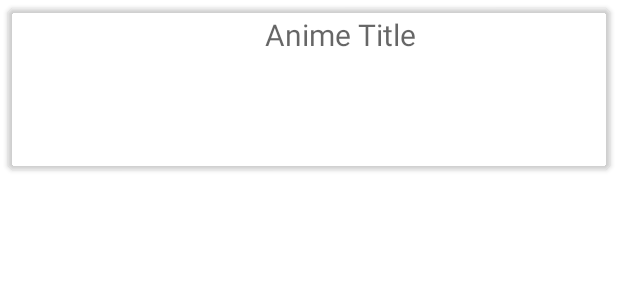
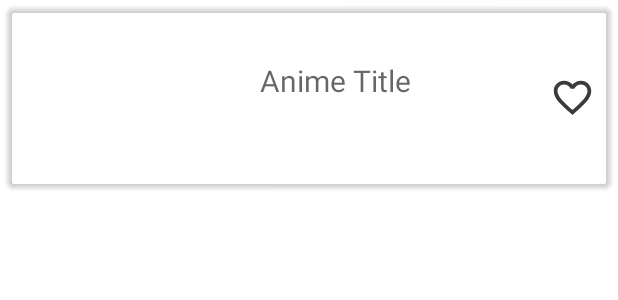
Before and after one commit to Jburgin9/AnimeLookup, an Android app: the layout item_layout.xml on its own in the app's theme, with its tools: preview values and no code run, on a phone screen of 412 x 824 dp. Shown: the top 300 px of the screen. Run offline under Robolectric (Android 15) with nearby library versions, the phone set to English and light mode, and no system bars; network calls fail.

Commit message:
Added favorite/watched button

```diff
--- /dev/null
+++ b/app/src/main/java/com/example/animelookup/Resources.kt
@@ -0,0 +1,5 @@
+package com.example.animelookup
+
+enum class Resources(string: String) {
+    TEST("Test")
+}
--- a/app/src/main/java/com/example/animelookup/model/Anime.kt
+++ b/app/src/main/java/com/example/animelookup/model/Anime.kt
@@ -6,4 +6,5 @@ data class Anime(
     val image: String,
     val address: String,
     val rating: String,
-    val description: String)
+    val description: String,
+    var watched: Boolean)
--- /dev/null
+++ b/app/src/main/java/com/example/animelookup/utils/Testing.kt
@@ -0,0 +1,5 @@
+package com.example.animelookup.utils
+
+enum class Testing(str: String) {
+    TEST("Test")
+}
--- /dev/null
+++ b/app/src/main/res/drawable/ic_not_watched.xml
@@ -0,0 +1,5 @@
+<vector android:height="24dp" android:tint="#3B3B3B"
+    android:viewportHeight="24" android:viewportWidth="24"
+    android:width="24dp" xmlns:android="http://schemas.android.com/apk/res/android">
+    <path android:fillColor="@android:color/white" android:pathData="M16.5,3c-1.74,0 -3.41,0.81 -4.5,2.09C10.91,3.81 9.24,3 7.5,3 4.42,3 2,5.42 2,8.5c0,3.78 3.4,6.86 8.55,11.54L12,21.35l1.45,-1.32C18.6,15.36 22,12.28 22,8.5 22,5.42 19.58,3 16.5,3zM12.1,18.55l-0.1,0.1 -0.1,-0.1C7.14,14.24 4,11.39 4,8.5 4,6.5 5.5,5 7.5,5c1.54,0 3.04,0.99 3.57,2.36h1.87C13.46,5.99 14.96,5 16.5,5c2,0 3.5,1.5 3.5,3.5 0,2.89 -3.14,5.74 -7.9,10.05z"/>
+</vector>
--- /dev/null
+++ b/app/src/main/res/drawable/ic_watched.xml
@@ -0,0 +1,5 @@
+<vector android:height="24dp" android:tint="#FF0000"
+    android:viewportHeight="24" android:viewportWidth="24"
+    android:width="24dp" xmlns:android="http://schemas.android.com/apk/res/android">
+    <path android:fillColor="@android:color/white" android:pathData="M12,21.35l-1.45,-1.32C5.4,15.36 2,12.28 2,8.5 2,5.42 4.42,3 7.5,3c1.74,0 3.41,0.81 4.5,2.09C13.09,3.81 14.76,3 16.5,3 19.58,3 22,5.42 22,8.5c0,3.78 -3.4,6.86 -8.55,11.54L12,21.35z"/>
+</vector>
--- a/app/src/main/res/layout/item_layout.xml
+++ b/app/src/main/res/layout/item_layout.xml
@@ -14,22 +14,30 @@
             android:layout_width="match_parent"
             android:layout_height="match_parent"
             android:orientation="horizontal"
-            android:layout_margin="4dp">
+            android:padding="10dp">
 
             <de.hdodenhof.circleimageview.CircleImageView
                 android:id="@+id/anime_image"
                 android:layout_width="100dp"
                 android:layout_height="100dp"
                 android:layout_weight="3"
-                app:civ_border_color="@color/black"/>
+                app:civ_border_color="@color/black" />
 
             <TextView
                 android:id="@+id/anime_title"
                 android:layout_width="0dp"
-            android:layout_height="wrap_content"
+                android:layout_height="50dp"
                 android:textSize="20sp"
                 android:hint="Anime Title"
-            android:layout_weight="10"/>
+                android:layout_weight="10"
+                android:layout_gravity="center"/>
+
+            <ImageView
+                android:id="@+id/watched"
+                android:layout_width="30dp"
+                android:layout_height="30dp"
+                android:src="@drawable/ic_not_watched"
+                android:layout_gravity="center"/>
         </LinearLayout>
     </androidx.cardview.widget.CardView>
 
```
Also changed, not shown: app/src/main/java/com/example/animelookup/AnimeViewAdapter.kt (+28 -4 lines), app/src/main/java/com/example/animelookup/InfoScreen.kt (+21 -3 lines), app/src/main/java/com/example/animelookup/MainViewModel.kt (+7 -18 lines), app/src/main/java/com/example/animelookup/Repo.kt (+8 -1 lines), app/src/main/res/layout/layout_info_top_portion.xml (+7 -1 lines). Lines whose indentation alone changed are shown as unchanged.
